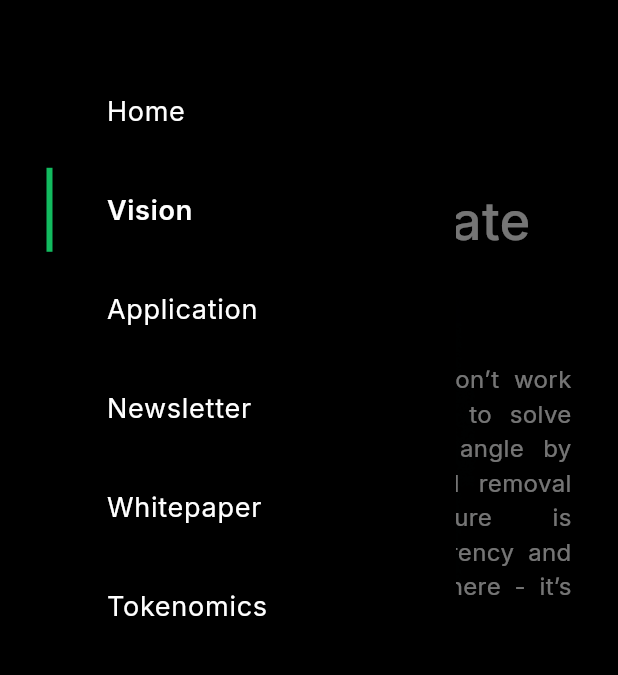
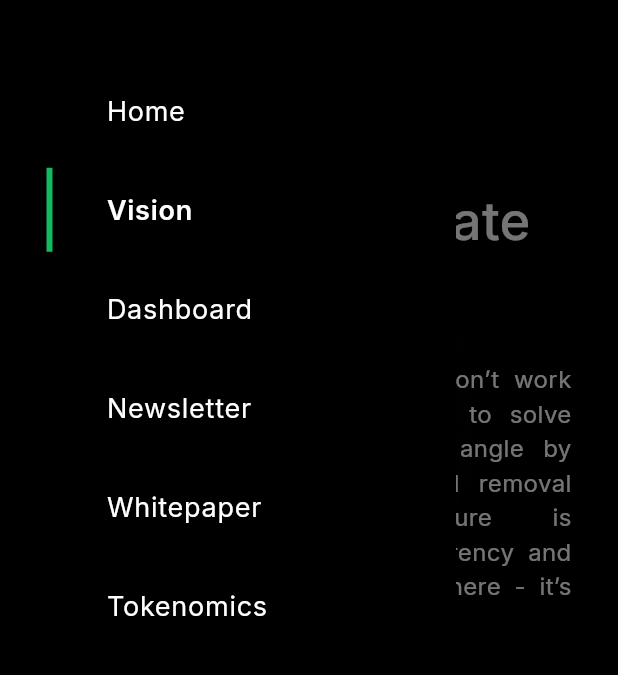
Before and after one commit to ReFi-Protocol/refiprotocol-website, a Flutter app: the VisionView screen opened by its route, with the side drawer open, on a phone screen of 412 x 824 dp, the part 85-760 px from its top. Run offline on Flutter 3.47's test engine with Material 3 defaults, Android fonts, the phone set to English and light mode, and no system bars; our stand-ins replace chewie, firebase_core, flutter_screenutil, flutter_svg, get, google_fonts and 4 more; missing offline and left inert: emailjs; accounts and stored records are empty; network calls fail.

Commit message:
minor review fixes

```diff
--- a/lib/routes/app_pages.dart
+++ b/lib/routes/app_pages.dart
@@ -27,8 +27,8 @@ class AppPages {
         transition: Transition.fadeIn,
         transitionDuration: const Duration(milliseconds: 400)),
     GetPage(
-        title: "Application",
-        name: Routes.APPLICATION,
+        title: "Dashboard",
+        name: Routes.DASHBOARD,
         page: () => const ApplicationView(),
         transition: Transition.fadeIn,
         transitionDuration: const Duration(milliseconds: 400)),
--- a/lib/routes/app_routes.dart
+++ b/lib/routes/app_routes.dart
@@ -4,7 +4,7 @@ abstract class Routes {
   static const SPLASH = '/';
   static const HOME = '/home';
   static const VISION = '/vision';
-  static const APPLICATION = '/application';
+  static const DASHBOARD = '/dashboard';
   static const WHITEPAPER = '/whitepaper';
   static const TOKENOMICS = '/tokenomics';
   static const ROADMAPS = '/roadmaps';
--- a/lib/utilities/constants.dart
+++ b/lib/utilities/constants.dart
@@ -16,9 +16,9 @@ final List<MenuConstant> menuConstants = [
     () => Get.toNamed(Routes.VISION),
   ),
   MenuConstant(
-    "Application",
-    Routes.APPLICATION,
-    () => Get.toNamed(Routes.APPLICATION),
+    "Dashboard",
+    Routes.DASHBOARD,
+    () => Get.toNamed(Routes.DASHBOARD),
   ),
   MenuConstant(
     "Newsletter",
--- a/lib/views/application/application_view.dart
+++ b/lib/views/application/application_view.dart
@@ -40,7 +40,7 @@ class _ApplicationViewState extends State<ApplicationView> {
                   const PreferredSize(
                     preferredSize: Size.fromHeight(80),
                     child: CustomAppBar(
-                      page: Routes.APPLICATION,
+                      page: Routes.DASHBOARD,
                     ),
                   ),
                   Stack(
@@ -74,7 +74,7 @@ class _ApplicationViewState extends State<ApplicationView> {
               ),
               AnimatedAppbar(
                 controller: _controller,
-                route: Routes.APPLICATION,
+                route: Routes.DASHBOARD,
               )
             ],
           ),
--- a/lib/views/application/widgets/landing_frame.dart
+++ b/lib/views/application/widgets/landing_frame.dart
@@ -74,7 +74,7 @@ class _LandingFrameState extends State<LandingFrame>
                 height: 30.h,
               ),
               Text(
-                "Enhancing the impact of carbon project investing with our dashboard for all things ReFi",
+                "Enhancing the impact of carbon projects with our dashboard for all things ReFi",
                 textAlign: TextAlign.center,
                 style: Responsive.getTextStyle(context,
                     mSize: 14,
--- a/lib/views/vision/widgets/vision_frame.dart
+++ b/lib/views/vision/widgets/vision_frame.dart
@@ -74,7 +74,7 @@ class _VisionFrameState extends State<VisionFrame> {
                 child: Image.asset(
                   "assets/images/mission_frame_d.png",
                   height: 1.1.sh,
-                  fit: BoxFit.fill,
+                  fit: BoxFit.contain,
                 )))
       ],
     );
--- a/lib/widgets/custom_appbar.dart
+++ b/lib/widgets/custom_appbar.dart
@@ -59,7 +59,7 @@ class _CustomAppBarState extends State<CustomAppBar> {
     return Stack(alignment: AlignmentDirectional.center, children: [
       Row(mainAxisAlignment: MainAxisAlignment.start, children: [_title()]),
       Row(
-          mainAxisAlignment: MainAxisAlignment.center,
+          mainAxisAlignment: MainAxisAlignment.spaceEvenly,
           crossAxisAlignment: CrossAxisAlignment.center,
           children: [_menuRow()]),
       Row(
--- a/lib/widgets/menu_item.dart
+++ b/lib/widgets/menu_item.dart
@@ -33,11 +33,13 @@ class _MenuItemState extends State<MenuItem> {
         onTap: widget.onPress,
         child: Text(widget.title ?? "",
             style: GoogleFonts.inter(
+                decoration:  _onHover
+                    ? TextDecoration.overline
+                    : TextDecoration.none,
+                decorationColor: Colors.white,
                 color: Colors.white,
                 fontSize: 16,
-                fontWeight: _onHover || _isSelected
-                    ? FontWeight.w700
-                    : FontWeight.w400)),
+                fontWeight:_isSelected?FontWeight.w700: FontWeight.w400)),
       ),
     );
   }
```
